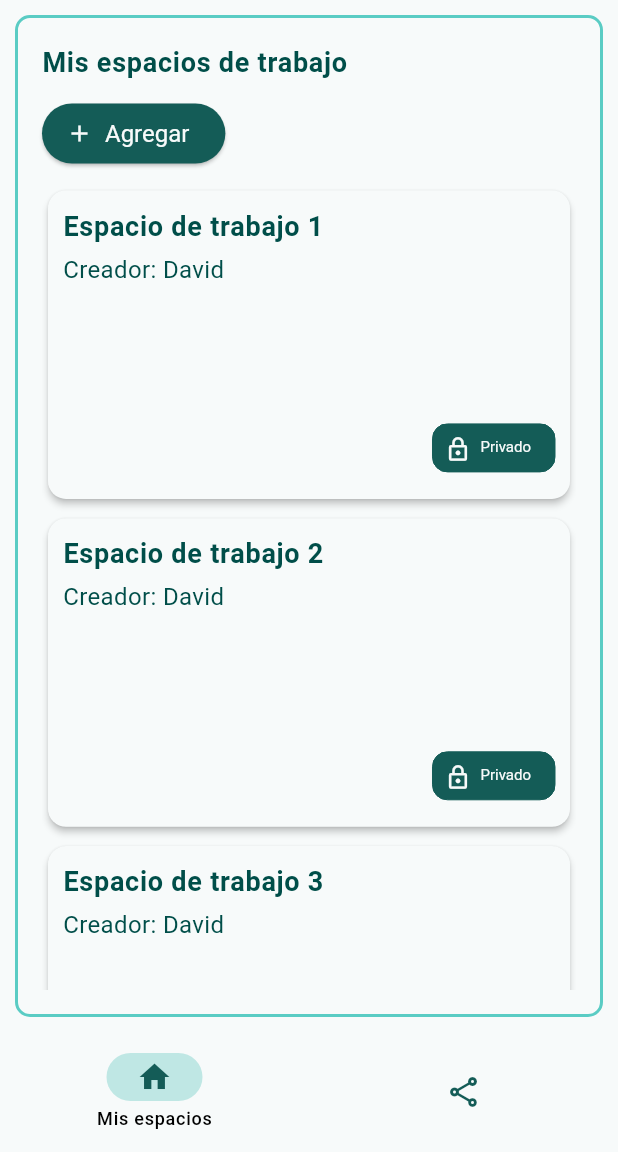
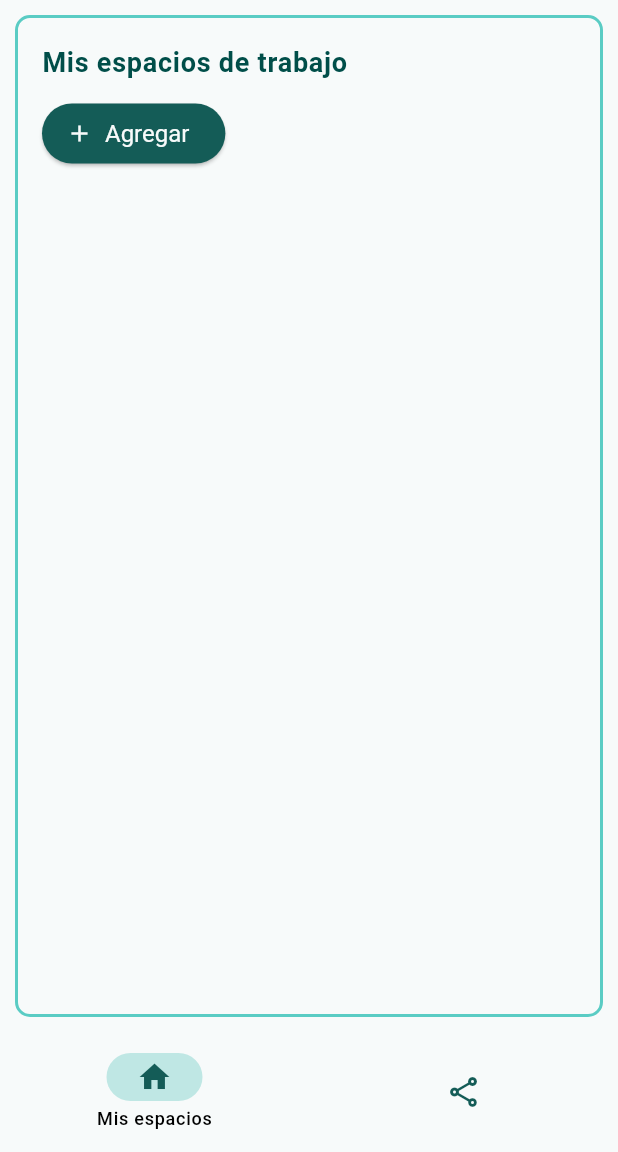
Before and after one commit to Emmanueloz/frontend_water_quality, a Flutter app: the ListWorkspace screen opened by its route, on a phone screen of 412 x 824 dp, the part 84-1236 px from its top. Run offline on Flutter 3.47's test engine with Material 3 defaults, Android fonts, the phone set to English and light mode, and no system bars; our stand-ins replace dio, fl_chart, flutter_map, go_router, hive, latlong2; missing offline and left inert: flutter_map_cancellable_tile_provider, girix_code_gauge, intl_mobile_field; accounts and stored records are empty.

Commit message:
feat: Refactorizar la lista del espacio de trabajo para usar el Proveedor y mejorar el manejo del estado de carga

```diff
--- a/lib/infrastructure/workspace_repo_impl.dart
+++ b/lib/infrastructure/workspace_repo_impl.dart
@@ -25,7 +25,7 @@ class WorkspaceRepoImpl implements WorkspaceRepo {
   Future<Result<List<Workspace>>> getAll(String userToken) async {
     try {
       final response = await _dio.get(
-        '/workspaces',
+        '/workspaces/',
         options: Options(headers: {'Authorization': 'Bearer $userToken'}),
       );
 
--- a/lib/presentation/pages/list_workspace.dart
+++ b/lib/presentation/pages/list_workspace.dart
@@ -1,15 +1,29 @@
 import 'package:flutter/material.dart';
 import 'package:frontend_water_quality/core/enums/list_workspaces.dart';
 import 'package:frontend_water_quality/core/interface/navigation_item.dart';
+import 'package:frontend_water_quality/presentation/providers/workspace_provider.dart';
 import 'package:frontend_water_quality/presentation/widgets/layout/layout.dart';
 import 'package:frontend_water_quality/presentation/widgets/specific/workspace/organisms/main_grid_workspaces.dart';
 import 'package:frontend_water_quality/presentation/widgets/specific/workspace/molecules/workspace_card.dart';
 import 'package:frontend_water_quality/router/routes.dart';
 import 'package:go_router/go_router.dart';
+import 'package:provider/provider.dart';
 
-class ListWorkspace extends StatelessWidget {
+class ListWorkspace extends StatefulWidget {
   final ListWorkspaces type;
   const ListWorkspace({super.key, required this.type});
+
+  @override
+  State<ListWorkspace> createState() => _ListWorkspaceState();
+}
+
+class _ListWorkspaceState extends State<ListWorkspace> {
+  @override
+  void initState() {
+    super.initState();
+
+    Provider.of<WorkspaceProvider>(context, listen: false).fetchWorkspaces();
+  }
 
   @override
   Widget build(BuildContext context) {
@@ -33,7 +47,7 @@ class ListWorkspace extends StatelessWidget {
 
     return Layout(
       title: "Espacios de trabajo",
-      selectedIndex: type == ListWorkspaces.mine ? 0 : 1,
+      selectedIndex: widget.type == ListWorkspaces.mine ? 0 : 1,
       onDestinationSelected: onDestinationSelected,
       destinations: [
         NavigationItem(
@@ -48,76 +62,44 @@ class ListWorkspace extends StatelessWidget {
         ),
       ],
       builder: (context, screenSize) {
+        return Consumer<WorkspaceProvider>(
+          builder: (context, workspaceProvider, child) {
+            if (widget.type == ListWorkspaces.shared) {
               return MainGridWorkspaces(
-          type: type,
+                type: widget.type,
                 screenSize: screenSize,
-          children: type == ListWorkspaces.mine
-              ? _getWorkspacesCard(context)
-              : _getWorkspacesSharedCard(context),
-        );
-      },
+                isLoading: workspaceProvider.isLoading,
+                children: _getWorkspacesSharedCard(context),
               );
             }
 
-  List<Widget> _getWorkspacesCard(BuildContext context) {
-    return [
-      WorkspaceCard(
-        id: "1",
-        title: "Espacio de trabajo 1",
-        owner: "David",
-        type: "Privado",
+            return MainGridWorkspaces(
+              type: widget.type,
+              screenSize: screenSize,
+              isLoading: workspaceProvider.isLoading,
+              children: workspaceProvider.workspaces.map(
+                (workspace) {
+                  return WorkspaceCard(
+                    id: workspace.id ?? '',
+                    title: workspace.name ?? "Sin nombre",
+                    owner: workspace.user?.username ?? "Sin propietario",
+                    type: workspace.type ?? "Privado",
                     onTap: () {
                       context.goNamed(
                         Routes.workspace.name,
                         pathParameters: {
-              'id': "1",
+                          'id': workspace.id ?? '',
                         },
                       );
                     },
-      ),
-      WorkspaceCard(
-        id: "2",
-        title: "Espacio de trabajo 2",
-        owner: "David",
-        type: "Privado",
-        onTap: () {
-          context.goNamed(
-            Routes.workspace.name,
-            pathParameters: {
-              'id': "2",
+                  );
+                },
+              ).toList(),
+            );
           },
         );
       },
-      ),
-      WorkspaceCard(
-        id: "3",
-        title: "Espacio de trabajo 3",
-        owner: "David",
-        type: "Privado",
-        onTap: () {
-          context.goNamed(
-            Routes.workspace.name,
-            pathParameters: {
-              'id': "3",
-            },
     );
-        },
-      ),
-      WorkspaceCard(
-        id: "4",
-        title: "Espacio de trabajo 4",
-        owner: "David",
-        type: "Privado",
-        onTap: () {
-          context.goNamed(
-            Routes.workspace.name,
-            pathParameters: {
-              'id': "4",
-            },
-          );
-        },
-      ),
-    ];
   }
 
   List<Widget> _getWorkspacesSharedCard(BuildContext context) {
--- a/lib/presentation/providers/workspace_provider.dart
+++ b/lib/presentation/providers/workspace_provider.dart
@@ -17,11 +17,11 @@ class WorkspaceProvider with ChangeNotifier {
     _authProvider = provider;
   }
 
-  Future<void> fetchWorkspaces() async {
+  Future<List<Workspace>?> fetchWorkspaces() async {
     if (_authProvider == null || _authProvider!.token == null) {
       errorMessage = "User not authenticated";
       notifyListeners();
-      return;
+      return null;
     }
 
     isLoading = true;
@@ -31,7 +31,7 @@ class WorkspaceProvider with ChangeNotifier {
       final result = await _workspaceRepo.getAll(_authProvider!.token!);
       if (!result.isSuccess) {
         errorMessage = result.message;
-        return;
+        return null;
       }
 
       workspaces = result.value ?? [];
@@ -42,5 +42,6 @@ class WorkspaceProvider with ChangeNotifier {
       isLoading = false;
       notifyListeners();
     }
+    return workspaces;
   }
 }
--- /dev/null
+++ b/lib/presentation/widgets/specific/workspace/organisms/grid_workspaces.dart
@@ -0,0 +1,32 @@
+import 'package:flutter/material.dart';
+
+class GridWorkspaces extends StatelessWidget {
+  final int crossAxisCount;
+  final double childAspectRatio;
+  final double gap;
+  final List<Widget> children;
+  const GridWorkspaces({
+    super.key,
+    required this.crossAxisCount,
+    required this.childAspectRatio,
+    required this.gap,
+    required this.children,
+  });
+
+  @override
+  Widget build(BuildContext context) {
+    return Expanded(
+      child: SingleChildScrollView(
+        child: GridView.count(
+          crossAxisCount: crossAxisCount, // 4 cards per row
+          childAspectRatio: childAspectRatio, // Width to height ratio
+          crossAxisSpacing: gap,
+          mainAxisSpacing: gap,
+          shrinkWrap: true,
+          physics: const NeverScrollableScrollPhysics(),
+          children: children,
+        ),
+      ),
+    );
+  }
+}
--- a/lib/presentation/widgets/specific/workspace/organisms/main_grid_workspaces.dart
+++ b/lib/presentation/widgets/specific/workspace/organisms/main_grid_workspaces.dart
@@ -3,6 +3,7 @@ import 'package:frontend_water_quality/core/enums/list_workspaces.dart';
 import 'package:frontend_water_quality/core/enums/screen_size.dart';
 import 'package:frontend_water_quality/presentation/widgets/common/atoms/base_container.dart';
 import 'package:frontend_water_quality/presentation/widgets/specific/workspace/molecules/button_actions.dart';
+import 'package:frontend_water_quality/presentation/widgets/specific/workspace/organisms/grid_workspaces.dart';
 import 'package:frontend_water_quality/router/routes.dart';
 import 'package:go_router/go_router.dart';
 
@@ -10,11 +11,14 @@ class MainGridWorkspaces extends StatelessWidget {
   final ListWorkspaces type;
   final ScreenSize screenSize;
   final List<Widget> children;
+  final bool isLoading;
+
   const MainGridWorkspaces({
     super.key,
     required this.type,
     required this.screenSize,
     required this.children,
+    required this.isLoading,
   });
 
   @override
@@ -80,35 +84,17 @@ class MainGridWorkspaces extends StatelessWidget {
             ],
             screenSize: screenSize,
           ),
-          _gridBuilder(
-            context,
-            crossAxisCount,
-            childAspectRatio,
-            gap,
-          ),
+          if (isLoading)
+            const Center(child: CircularProgressIndicator())
+          else
+            GridWorkspaces(
+              crossAxisCount: crossAxisCount,
+              childAspectRatio: childAspectRatio,
+              gap: gap,
+              children: children,
+            ),
         ],
       ),
     );
   }
-
-  Widget _gridBuilder(
-    BuildContext context,
-    int crossAxisCount,
-    double childAspectRatio,
-    double gap,
-  ) {
-    return Expanded(
-      child: SingleChildScrollView(
-        child: GridView.count(
-          crossAxisCount: crossAxisCount, // 4 cards per row
-          childAspectRatio: childAspectRatio, // Width to height ratio
-          crossAxisSpacing: gap,
-          mainAxisSpacing: gap,
-          shrinkWrap: true,
-          physics: const NeverScrollableScrollPhysics(),
-          children: children,
-        ),
-      ),
-    );
-  }
 }
```
Lines whose indentation alone changed are shown as unchanged.
